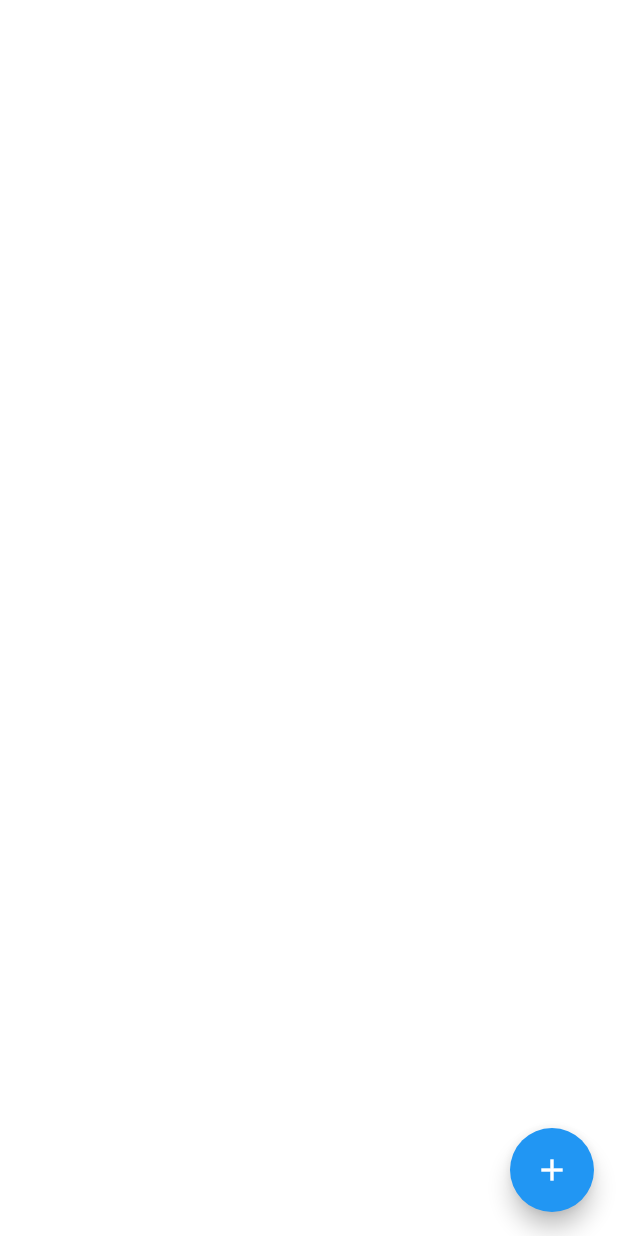
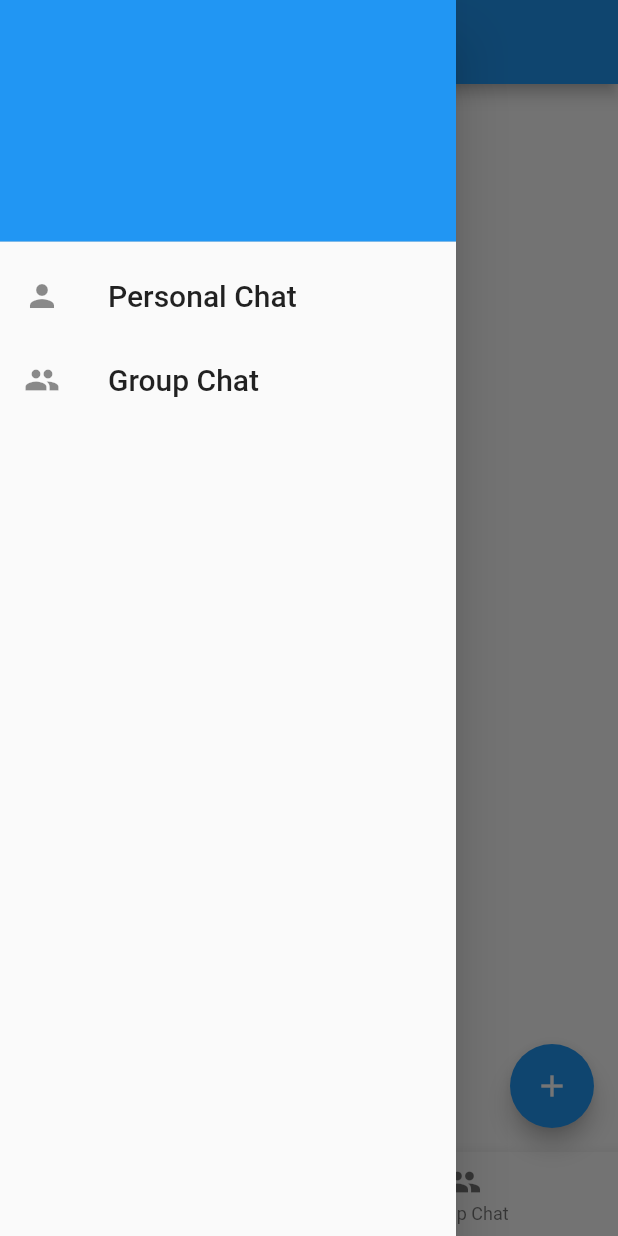
Before and after one commit to joshuadotillos/MobileStreamChat, a Flutter app: the HomeView screen opened directly, with the side drawer open (before the commit the screen has no drawer), on a phone screen of 412 x 824 dp. Run offline on Flutter 3.47's test engine with Material 2 defaults, Android fonts, the phone set to English and light mode, and no system bars; our stand-ins replace cloud_firestore, firebase_auth, firebase_core; accounts and stored records are empty; network calls fail.

Commit message:
part 1
Personal Chat and Login & Register

```diff
--- a/mobilestreamchat/lib/main.dart
+++ b/mobilestreamchat/lib/main.dart
@@ -12,7 +12,7 @@ class MyApp extends StatelessWidget {
   @override
   Widget build(BuildContext context) {
     return MaterialApp(
-      title: 'Crypto Wallet',
+      title: 'Mobile Stream Chat',
       home: Authentication(),
     );
   }
--- a/mobilestreamchat/lib/ui/home_view.dart
+++ b/mobilestreamchat/lib/ui/home_view.dart
@@ -4,6 +4,11 @@ import 'package:mobilestreamchat/net/flutterfire.dart';
 import 'package:mobilestreamchat/ui/add_view.dart';
 import 'package:firebase_auth/firebase_auth.dart';
 import 'package:flutter/material.dart';
+
+import 'package:mobilestreamchat/ui/groupChat.dart';
+import 'package:mobilestreamchat/ui/personalChat.dart';
+
+int selectBottomIndex = 0;
 
 class HomeView extends StatefulWidget {
   @override
@@ -28,6 +33,21 @@ class _HomeViewState extends State<HomeView> {
   }
 
   Widget build(BuildContext context) {
+    String title() {
+      if (selectBottomIndex == 0) {
+        return 'Personal Chat';
+      } else if (selectBottomIndex == 1) {
+        return 'Group Chat';
+      }
+      return "";
+    }
+
+    void itemTapped(int index) {
+      setState(() {
+        selectBottomIndex = index;
+      });
+    }
+
     getValue(String id, double amount) {
       if (id == "bitcoin") {
         return bitcoin * amount;
@@ -39,73 +59,14 @@ class _HomeViewState extends State<HomeView> {
     }
 
     return Scaffold(
-      body: Container(
-        decoration: BoxDecoration(
-          color: Colors.white,
+      drawer: drawer(context),
+      appBar: AppBar(
+          title: Text(
+            title(),
+          ),
         ),
-        width: MediaQuery.of(context).size.width,
-        height: MediaQuery.of(context).size.height,
-        child: Center(
-          child: StreamBuilder(
-              stream: FirebaseFirestore.instance
-                  .collection('Users')
-                  .doc(FirebaseAuth.instance.currentUser.uid)
-                  .collection('Coins')
-                  .snapshots(),
-              builder: (BuildContext context,
-                  AsyncSnapshot<QuerySnapshot> snapshot) {
-                if (!snapshot.hasData) {
-                  return Center(child: CircularProgressIndicator());
-                }
-
-                return ListView(
-                  children: snapshot.data.docs.map((document) {
-                    return Padding(
-                        padding: EdgeInsets.only(
-                          top: 5.0,
-                          left: 15.0,
-                          right: 15.0,
-                        ),
-                        child: Container(
-                          width: MediaQuery.of(context).size.width / 1.3,
-                          height: MediaQuery.of(context).size.height / 12,
-                          decoration: BoxDecoration(
-                            borderRadius: BorderRadius.circular(15.0),
-                            color: Colors.blue,
-                          ),
-                          child: Row(
-                            mainAxisAlignment: MainAxisAlignment.spaceBetween,
-                            children: [
-                              SizedBox(
-                                width: 5.0,
-                              ),
-                              Text(
-                                "Coin: ${document.id}",
-                                style: TextStyle(
-                                  fontSize: 18.0,
-                                  color: Colors.white,
-                                ),
-                              ),
-                              Text(
-                                "\₱${getValue(document.id, document.data()['Amount']).toStringAsFixed(2)}",
-                                style: TextStyle(
-                                  fontSize: 18.0,
-                                  color: Colors.white,
-                                ),
-                              ),
-                              IconButton(
-                                  icon: Icon(Icons.close),
-                                  color: Colors.red,
-                                  onPressed: () async {
-                                    await removeCoin(document.id);
-                                  })
-                            ],
-                          ),
-                        ));
-                  }).toList(),
-                );
-              }),
-        ),
+      body: Center(
+        child: (selectBottomIndex == 0) ? PersonalChat() : GroupChat(),
       ),
       floatingActionButton: FloatingActionButton(
         onPressed: () {
@@ -121,6 +82,82 @@ class _HomeViewState extends State<HomeView> {
           color: Colors.white,
         ),
       ),
+      bottomNavigationBar:
+          bottomNavigationBar(context, selectBottomIndex, itemTapped),
     );
   }
 }
+
+//drawer menu
+Widget drawer(BuildContext context) {
+  return Drawer(
+    child: ListView(
+      padding: EdgeInsets.zero,
+      children: <Widget>[
+        DrawerHeader(
+          padding: EdgeInsets.zero,
+          child: Container(
+            color: Theme.of(context).accentColor,
+            child: Align(
+              alignment: Alignment.centerLeft,
+              child: Padding(
+                padding: const EdgeInsets.only(
+                  left: 10.0,
+                ),
+                child: Text(
+                  'Stream Chat',
+                  style: TextStyle(
+                    color: Theme.of(context).primaryColor,
+                    fontSize: 30.0,
+                    fontWeight: FontWeight.bold,
+                  ),
+                ),
+              ),
+            ),
+          ),
+        ),
+        ListTile(
+          leading: Icon(Icons.person),
+          title: Text(
+            'Personal Chat',
+            style: Theme.of(context).textTheme.headline6,
+          ),
+          onTap: () {
+            Navigator.pushReplacement(context,
+                MaterialPageRoute(builder: (context) => PersonalChat()));
+          },
+        ),
+        ListTile(
+          leading: Icon(Icons.group),
+          title: Text(
+            'Group Chat',
+            style: Theme.of(context).textTheme.headline6,
+          ),
+          onTap: () {
+            Navigator.pushReplacement(
+                context, MaterialPageRoute(builder: (context) => GroupChat()));
+          },
+        ),
+      ],
+    ),
+  );
+}
+
+//bottomNavigationBar
+Widget bottomNavigationBar(
+    BuildContext context, int bottomIndex, Function tap) {
+  return BottomNavigationBar(
+    items: const <BottomNavigationBarItem>[
+      BottomNavigationBarItem(
+        icon: Icon(Icons.person),
+        title: Text('Personal Chat'),
+      ),
+      BottomNavigationBarItem(
+        icon: Icon(Icons.group),
+        title: Text('Group Chat'),
+      ),
+    ],
+    currentIndex: bottomIndex,
+    onTap: tap,
+  );
+}
--- /dev/null
+++ b/mobilestreamchat/lib/ui/personalChat.dart
@@ -0,0 +1,16 @@
+import 'package:flutter/material.dart';
+
+class PersonalChat extends StatefulWidget {
+  @override
+  _PersonalChatState createState() => _PersonalChatState();
+}
+
+class _PersonalChatState extends State<PersonalChat> {
+  @override
+  Widget build(BuildContext context) {
+    return Column(
+      mainAxisAlignment: MainAxisAlignment.center,
+      children: [Text('Hello Personal Chat')],
+    );
+  }
+}
```
Also changed, not shown: mobilestreamchat/lib/ui/groupChat.dart (added, +16 -0 lines).
